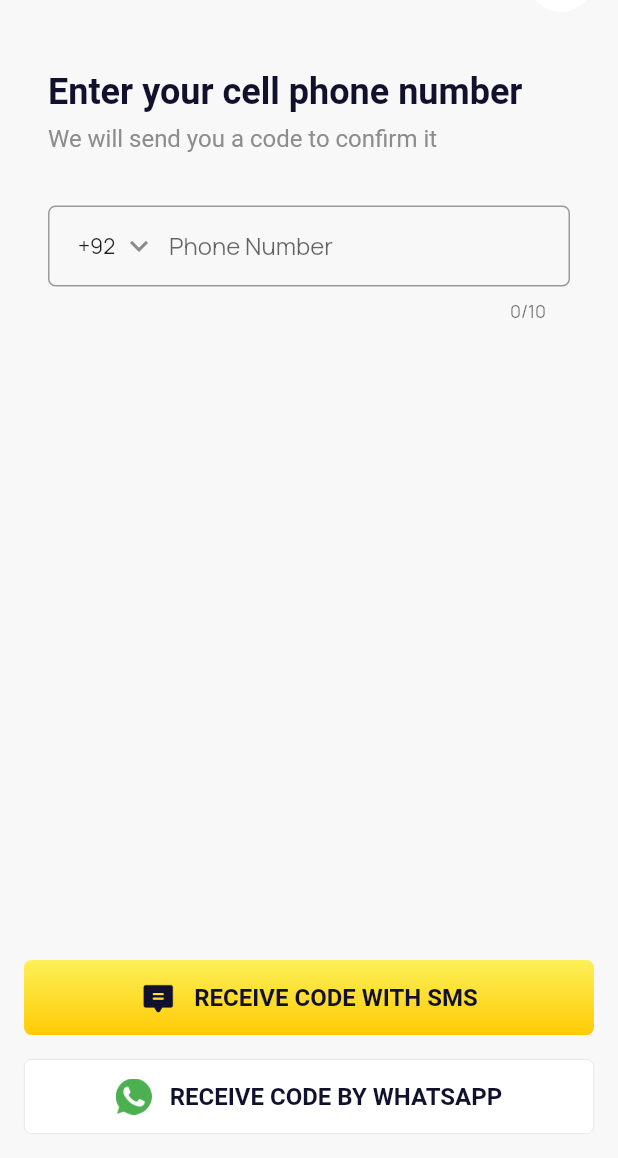
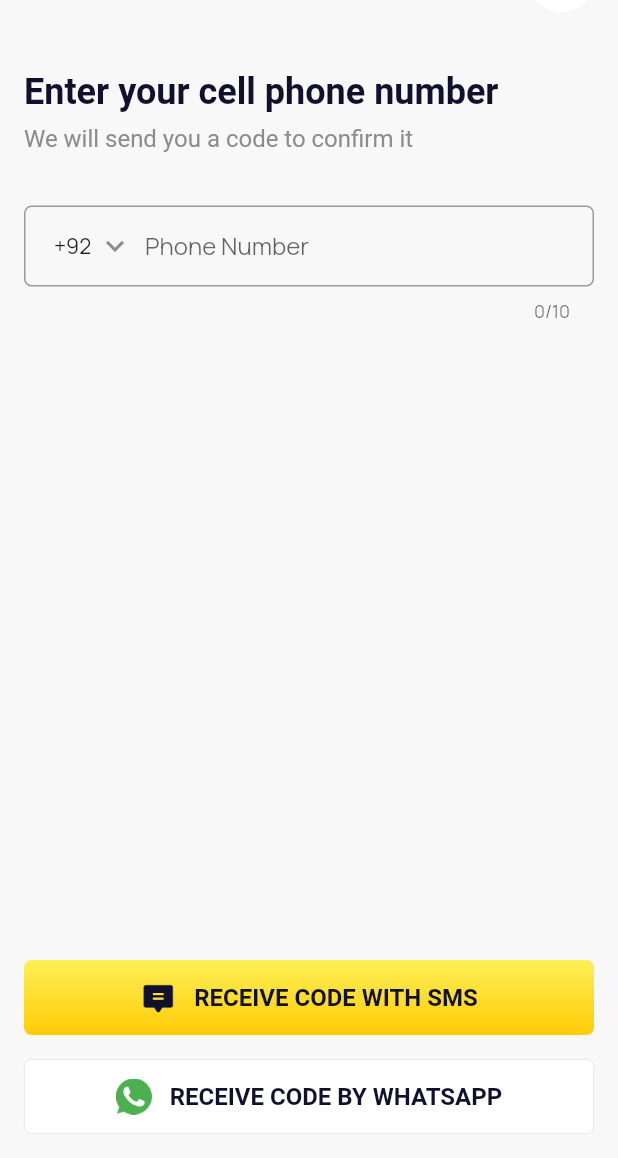
Before and after one commit to abdulbasit4726/Cheezious-Flutter, a Flutter app: the PhoneNumberScreen screen opened by its route, on a phone screen of 412 x 824 dp, the part 78-1236 px from its top. Run offline on Flutter 3.47's test engine with Material 2 defaults, Android fonts, the phone set to English and light mode, and no system bars; drawn by our look-alikes of intl_phone_field; our stand-ins replace carousel_slider, dots_indicator; generated files the repository leaves out were written again; Roboto replaces fonts that are missing (Manrope-Bold, Manrope-ExtraBold, Manrope-Regular).

Commit message:
some changes in phone number screen

```diff
--- a/lib/screens/PhoneNumber/phone_number_screen.dart
+++ b/lib/screens/PhoneNumber/phone_number_screen.dart
@@ -63,9 +63,8 @@ class PhoneNumberScreen extends StatelessWidget {
                     },
                   ),
                 ),
-                Padding(
-                  padding: const EdgeInsets.all(AppSpacing.large),
-                  child: Column(
+                const SizedBox(height: AppSpacing.large),
+                Column(
                   crossAxisAlignment: CrossAxisAlignment.start,
                   children: [
                     Text(
@@ -83,8 +82,7 @@ class PhoneNumberScreen extends StatelessWidget {
                     phoneNumberField(),
                   ],
                 ),
-                ),
-                Spacer(),
+                const Spacer(),
                 CustomButton(
                   leftIcon: ImageNames.chat,
                   onPress: () {},
@@ -93,7 +91,7 @@ class PhoneNumberScreen extends StatelessWidget {
                           .toUpperCase() ??
                       '',
                 ),
-                SizedBox(height: AppSpacing.large),
+                const SizedBox(height: AppSpacing.large),
                 CustomButton(
                   leftIcon: ImageNames.whatsapp,
                   style: ElevatedButton.styleFrom(
```
Lines whose indentation alone changed are shown as unchanged.
